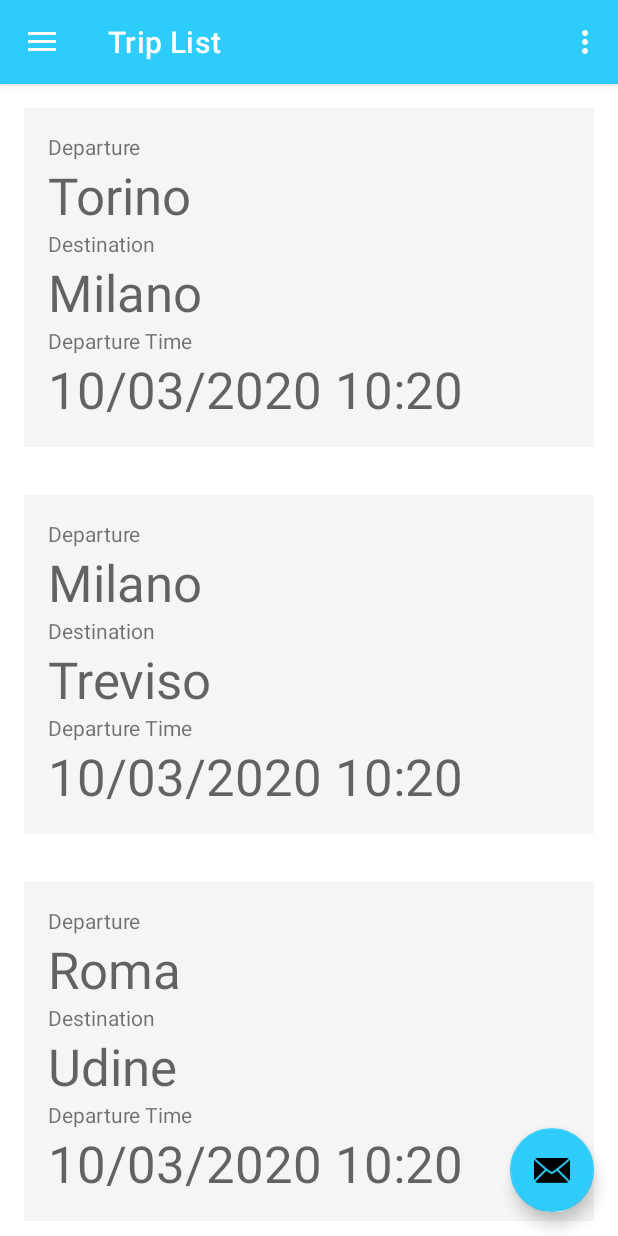
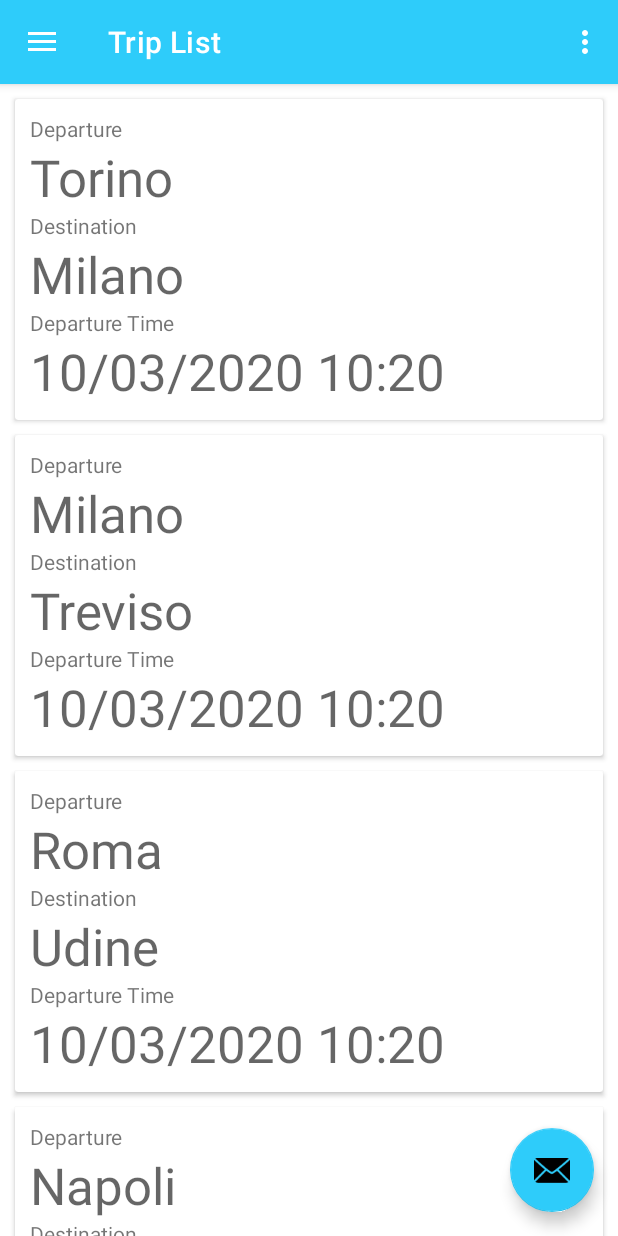
Before and after one commit to valparahiso/mad-car-pooling, an Android app: the screen it shows after launch (MainActivity), on a phone screen of 412 x 824 dp. Run offline under Robolectric (Android 15) with nearby library versions, the phone set to English and light mode, and no system bars; our stand-ins replace navigation-ui.

Commit message:
cards implementation

```diff
--- a/app/src/main/java/it/polito/mad/mad_car_pooling/EditProfileActivity.kt
+++ b/app/src/main/java/it/polito/mad/mad_car_pooling/EditProfileActivity.kt
@@ -94,6 +94,8 @@ class EditProfileActivity : AppCompatActivity() {
         dpDialog.show()
         birthET.clearFocus()
     }
+
+
 
     //save the state in order to restore it on recreation of the activity
     override fun onSaveInstanceState(outState: Bundle) {
@@ -282,7 +284,7 @@ class EditProfileActivity : AppCompatActivity() {
         }
 
         if(flagPresentValue) {
-            setResult(Activity.RESULT_OK, Intent().also {
+            setResult(RESULT_OK, Intent().also {
                 it.putExtra("group02.lab1.FULL_NAME", fullNameET.text.toString())
                 it.putExtra("group02.lab1.NICK_NAME", nicknameET.text.toString())
                 it.putExtra("group02.lab1.EMAIL", emailET.text.toString())
--- a/app/src/main/res/layout-land/activity_show_profile.xml
+++ b/app/src/main/res/layout-land/activity_show_profile.xml
@@ -91,7 +91,8 @@
                 android:layout_height="wrap_content"
                 android:text="email@address"
                 android:textSize="30sp"
-                android:textColor="?android:attr/colorForeground"/>
+                android:textColor="?android:attr/colorForeground"
+                />
 
             <TextView
                 android:id="@+id/location_title"
--- a/app/src/main/res/layout/item_trip_list.xml
+++ b/app/src/main/res/layout/item_trip_list.xml
@@ -1,18 +1,33 @@
 <?xml version="1.0" encoding="utf-8"?>
 
-<LinearLayout xmlns:android="http://schemas.android.com/apk/res/android"
+<!--<LinearLayout xmlns:android="http://schemas.android.com/apk/res/android"
     android:layout_width="match_parent"
     android:layout_height="wrap_content"
     android:orientation="vertical"
-    android:padding="16dp">
+    android:padding="16dp"
+    android:elevation="10dp">-->
+<androidx.cardview.widget.CardView
+    xmlns:android="http://schemas.android.com/apk/res/android"
+    xmlns:app="http://schemas.android.com/apk/res-auto"
+    xmlns:tools="http://schemas.android.com/tools"
+    style="@style/CardView.Light"
+    android:layout_width="match_parent"
+    android:layout_height="wrap_content"
+    android:layout_marginTop="10dp"
+    android:layout_marginStart="10dp"
+    android:layout_marginEnd="10dp"
+    tools:ignore="ContentDescription"
+    android:foreground="?selectableItemBackground">
 
     <LinearLayout
         android:id="@+id/item_button"
+        android:layout_marginTop="10dp"
+        android:layout_marginStart="10dp"
+        android:layout_marginEnd="10dp"
+        android:layout_marginBottom="10dp"
         android:layout_width="match_parent"
         android:layout_height="wrap_content"
-        android:orientation="vertical"
-        android:padding="16dp"
-        android:background="@color/lightgrey">
+        android:orientation="vertical">
 
     <TextView
         android:id="@+id/departure_label"
@@ -53,4 +68,4 @@
     </LinearLayout>
 
 
-</LinearLayout>
+</androidx.cardview.widget.CardView>
```
